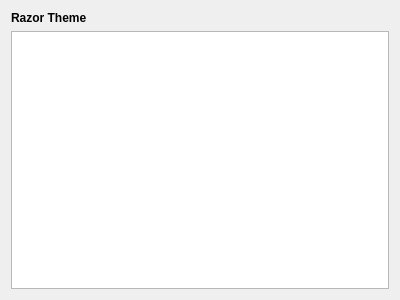
lxqt/lxqt-config, file lxqt-config-appearance/lxqtthemeconfig.ui: the form before one commit.
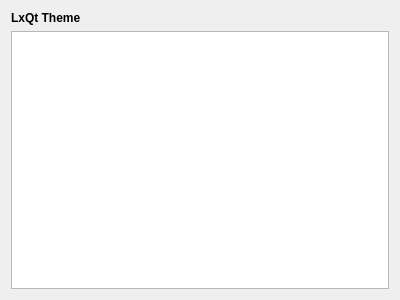
The form after the commit.

Commit message: Finish the crazy razor=>lxqt renaming tasks.

Patch:
```diff
--- a/lxqt-config-appearance/lxqtthemeconfig.ui
+++ b/lxqt-config-appearance/lxqtthemeconfig.ui
@@ -20,7 +20,7 @@
       </font>
      </property>
      <property name="text">
-      <string>Razor Theme</string>
+      <string>LxQt Theme</string>
      </property>
     </widget>
    </item>
```
Left out of the diff: 6 changed lines with no effect on the pictures. The commit also changes 228 other files.
